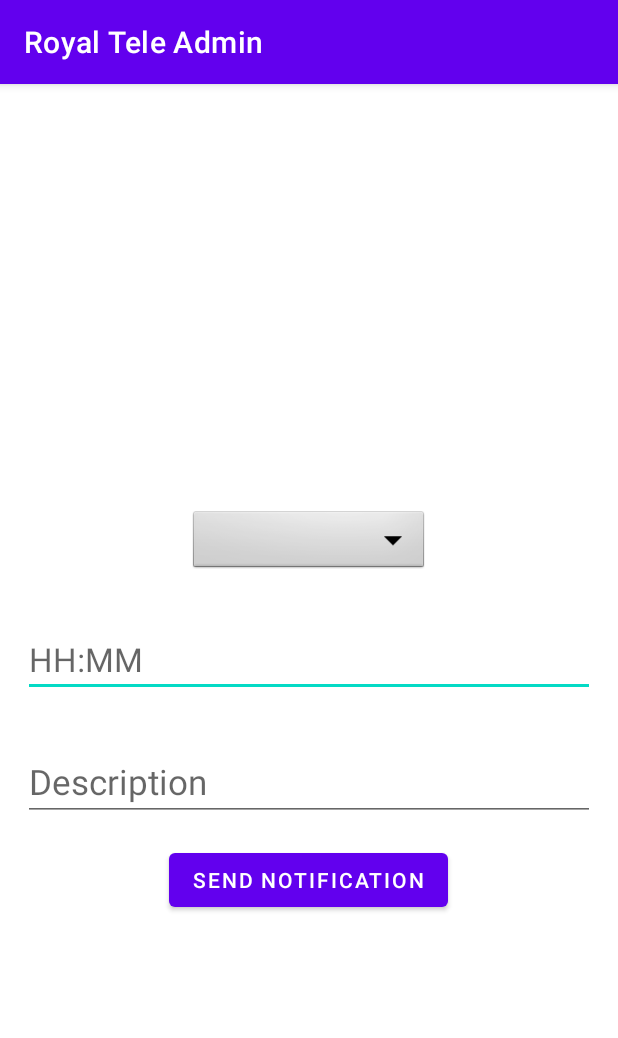
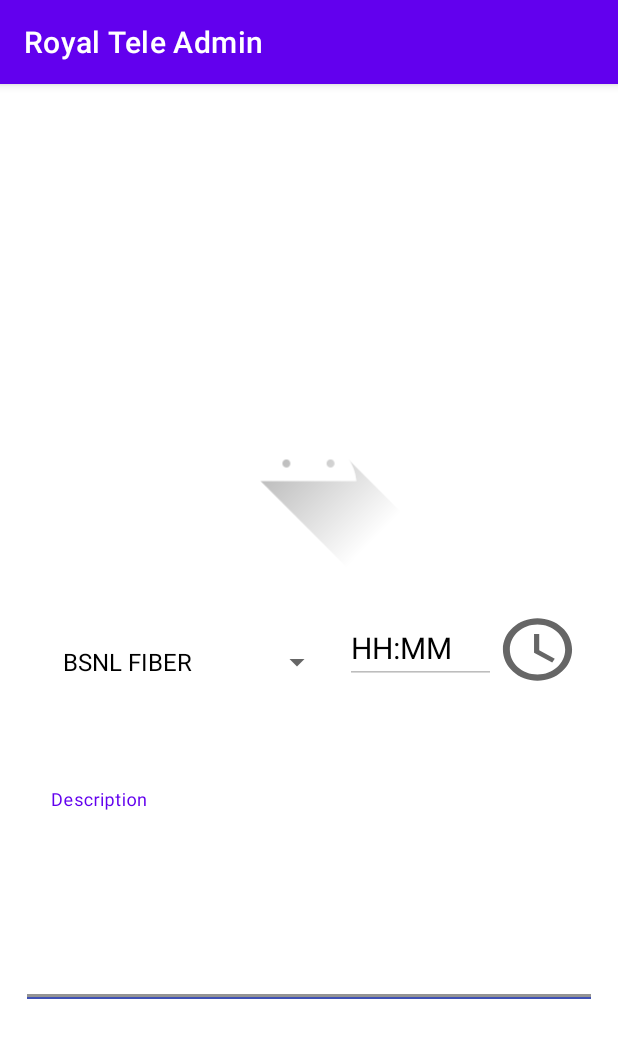
Before and after one commit to sanket08/RoyalTeleAdmin, an Android app: the screen it shows after launch (MainActivity), on a phone screen of 412 x 824 dp. Shown: the top 1038 px of the screen. Run offline under Robolectric (Android 15) with nearby library versions, the phone set to English and light mode, and no system bars.

Commit message:
added timepicker

```diff
--- a/app/src/main/java/com/sanket/royalteleadmin/MainActivity.java
+++ b/app/src/main/java/com/sanket/royalteleadmin/MainActivity.java
@@ -2,13 +2,82 @@ package com.sanket.royalteleadmin;
 
 import androidx.appcompat.app.AppCompatActivity;
 
+import android.app.TimePickerDialog;
+import android.graphics.drawable.AnimationDrawable;
 import android.os.Bundle;
+import android.view.View;
+import android.widget.AdapterView;
+import android.widget.ArrayAdapter;
+import android.widget.EditText;
+import android.widget.ImageButton;
+import android.widget.RelativeLayout;
+import android.widget.Spinner;
+import android.widget.TimePicker;
 
-public class MainActivity extends AppCompatActivity {
+import java.util.Calendar;
+
+public class MainActivity extends AppCompatActivity implements AdapterView.OnItemSelectedListener {
+
+    String[] services={"BSNL FIBER","RAIL WIRE"};
+    ImageButton imageButton;
+    EditText editText;
 
     @Override
     protected void onCreate(Bundle savedInstanceState) {
         super.onCreate(savedInstanceState);
         setContentView(R.layout.activity_main);
+        Spinner serve =(Spinner) findViewById(R.id.spinner);
+        serve.setOnItemSelectedListener(this);
+        ArrayAdapter service = new ArrayAdapter(this, androidx.appcompat.R.layout.support_simple_spinner_dropdown_item,services);
+        serve.setAdapter(service);
+        editText=(EditText) findViewById(R.id.editTextTime);
+        imageButton=(ImageButton) findViewById(R.id.pick);
+        imageButton.setOnClickListener(new View.OnClickListener() {
+            @Override
+            public void onClick(View view) {
+                showTimePicker();
+            }
+        });
+
+
+
+
+
+    }
+
+    @Override
+    public void onItemSelected(AdapterView<?> adapterView, View view, int i, long l) {
+
+    }
+
+    @Override
+    public void onNothingSelected(AdapterView<?> adapterView) {
+
+    }
+
+    private void showTimePicker(){
+        Calendar mcurrentTime = Calendar.getInstance();
+        int hour = mcurrentTime.get(Calendar.HOUR_OF_DAY);
+        int minute = mcurrentTime.get(Calendar.MINUTE);
+        TimePickerDialog timePickerDialog = new TimePickerDialog(MainActivity.this, new TimePickerDialog.OnTimeSetListener() {
+
+            private TimePicker timePicker;
+            private int selectedHour;
+            private int selectedMinute;
+
+
+
+            @Override
+            public void onTimeSet(TimePicker timePicker, int selectedHour, int selectedMinute) {
+
+                this.timePicker = timePicker;
+                this.selectedHour = selectedHour;
+                this.selectedMinute = selectedMinute;
+                editText.setText(selectedHour+":"+selectedMinute);
+
+
+            }
+        }, hour, minute, false);
+        timePickerDialog.show();
     }
 }
--- /dev/null
+++ b/app/src/main/res/drawable/ic_baseline_access_time_24.xml
@@ -0,0 +1,13 @@
+<vector xmlns:android="http://schemas.android.com/apk/res/android"
+    android:width="24dp"
+    android:height="24dp"
+    android:viewportWidth="24"
+    android:viewportHeight="24"
+    android:tint="?attr/colorControlNormal">
+  <path
+      android:fillColor="@android:color/white"
+      android:pathData="M11.99,2C6.47,2 2,6.48 2,12s4.47,10 9.99,10C17.52,22 22,17.52 22,12S17.52,2 11.99,2zM12,20c-4.42,0 -8,-3.58 -8,-8s3.58,-8 8,-8 8,3.58 8,8 -3.58,8 -8,8z"/>
+  <path
+      android:fillColor="@android:color/white"
+      android:pathData="M12.5,7H11v6l5.25,3.15 0.75,-1.23 -4.5,-2.67z"/>
+</vector>
--- a/app/src/main/res/layout/activity_main.xml
+++ b/app/src/main/res/layout/activity_main.xml
@@ -4,45 +4,77 @@
     xmlns:tools="http://schemas.android.com/tools"
     android:layout_width="match_parent"
     android:layout_height="match_parent"
-    tools:context=".MainActivity">
+    tools:context=".MainActivity"
+    android:id="@+id/parent">
 
-    <Spinner
-        android:id="@+id/spin_title"
-        android:layout_width="160dp"
-        android:layout_height="45dp"
-        android:layout_marginStart="15dp"
-        android:layout_marginTop="15dp"
-        android:layout_marginEnd="15dp"
-        android:layout_marginBottom="15dp"
-        android:background="@android:drawable/btn_dropdown"
-        android:layout_above="@id/time_edt"
-        android:layout_centerHorizontal="true"/>
 
-    <EditText
-        android:id="@+id/time_edt"
+
+
+        <ImageView
+            android:id="@+id/imageView2"
+            android:layout_width="150dp"
+            android:layout_height="150dp"
+            android:layout_centerHorizontal="true"
+            android:layout_above="@id/topPanel"
+            android:src="@drawable/ic_launcher_foreground"/>
+
+
+    <LinearLayout
+        android:id="@+id/topPanel"
         android:layout_width="match_parent"
         android:layout_height="wrap_content"
         android:layout_centerInParent="true"
-        android:layout_margin="15dp"
-        android:hint="HH:MM"
-        android:textSize="22sp" />
+        android:layout_marginStart="18dp"
+        android:layout_marginTop="18dp"
+        android:layout_marginEnd="18dp"
+        android:layout_marginBottom="18dp"
+        android:gravity="center_horizontal"
+        android:orientation="horizontal"
+        android:padding="8dp">
+
+        <Spinner
+            android:id="@+id/spinner"
+            android:layout_width="wrap_content"
+            android:layout_height="wrap_content"
+            android:layout_margin="8dp"
+            android:autofillHints="emailAddress"
+            android:scrollbarSize="22dp"
+            android:tooltipText="title"
+            android:layout_weight="3"/>
+
+        <EditText
+            android:id="@+id/editTextTime"
+            android:layout_width="wrap_content"
+            android:layout_height="wrap_content"
+            android:text="HH:MM"
+            android:textSize="20sp"
+            android:layout_weight="2"
+            android:enabled="false"
+            android:textColor="@color/black"/>
+        <ImageButton
+            android:layout_width="55dp"
+            android:layout_height="50dp"
+            android:id="@+id/pick"
+            android:src="@drawable/ic_baseline_access_time_24"
+            android:scaleType="fitXY"
+            android:background="@color/white" />
+    </LinearLayout>
+    <com.google.android.material.textfield.TextInputLayout
+        android:layout_width="match_parent"
+        android:layout_height="150dp"
+        android:layout_below="@id/topPanel"
+        android:layout_margin="18dp"
+        app:boxStrokeColor="@color/blue"
+        app:boxStrokeWidth="3dp"
+        app:boxStrokeWidthFocused="1dp"
+        android:background="@color/white">
 
 
-    <EditText
-        android:layout_width="match_parent"
-        android:layout_height="wrap_content"
-        android:id="@+id/title_deec"
-        android:hint="Description"
-        android:textSize="23sp"
-        android:layout_margin="15dp"
-        android:layout_below="@id/time_edt"/>
-    <Button
-        android:layout_width="wrap_content"
-        android:layout_height="wrap_content"
-        android:text="Send Notification"
-        android:id="@+id/submit"
-        android:layout_centerHorizontal="true"
-        android:layout_below="@id/title_deec"/>
-
+            <com.google.android.material.textfield.TextInputEditText
+                android:layout_width="match_parent"
+                android:layout_height="match_parent"
+                android:hint="Description"
+                android:background="@android:color/transparent"/>
+    </com.google.android.material.textfield.TextInputLayout>
 
 </RelativeLayout>
--- /dev/null
+++ b/app/src/main/res/values-night/colors.xml
@@ -0,0 +1,4 @@
+<?xml version="1.0" encoding="utf-8"?>
+<resources>
+    <color name="blue">#3F51B5</color>
+</resources>
--- a/app/src/main/res/values/colors.xml
+++ b/app/src/main/res/values/colors.xml
@@ -7,4 +7,8 @@
     <color name="teal_700">#FF018786</color>
     <color name="black">#FF000000</color>
     <color name="white">#FFFFFFFF</color>
+    <color name="colorGradientStart">#D9FF43</color>
+    <color name="colorGradientCenter">#F67831</color>
+    <color name="colorGradientEnd">#FF1493</color>
+    <color name="blue">#3F51B5</color>
 </resources>
```
Also changed, not shown: app/src/main/res/drawable/animated_gradient.xml (added, +11 -0 lines), app/src/main/res/drawable/bg_color.xml (added, +12 -0 lines), app/src/main/res/drawable/grad1.xml (added, +9 -0 lines), app/src/main/res/drawable/grad2.xml (added, +9 -0 lines), app/src/main/res/drawable/grad3.xml (added, +9 -0 lines).
